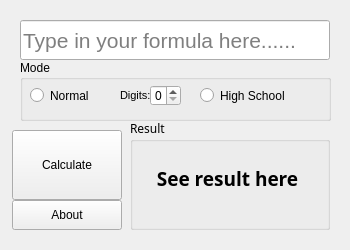
Old version of the form SplashMol/app.ui in the repository xinjiajuan/splashmol.
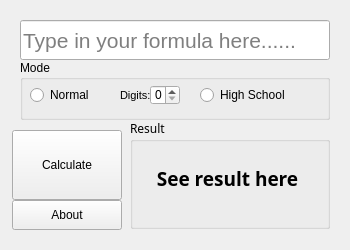
New version of the form. Icons and pictures are not drawn.

```diff
--- a/SplashMol/app.ui
+++ b/SplashMol/app.ui
@@ -105,7 +105,7 @@
      <x>130</x>
      <y>119</y>
      <width>200</width>
-     <height>111</height>
+     <height>110</height>
     </rect>
    </property>
    <property name="font">
@@ -155,8 +155,8 @@
     <rect>
      <x>20</x>
      <y>60</y>
-     <width>311</width>
-     <height>61</height>
+     <width>310</width>
+     <height>60</height>
     </rect>
    </property>
    <property name="title">
@@ -170,8 +170,8 @@
      <rect>
       <x>130</x>
       <y>25</y>
-      <width>31</width>
-      <height>21</height>
+      <width>30</width>
+      <height>20</height>
      </rect>
     </property>
    </widget>
@@ -180,8 +180,8 @@
      <rect>
       <x>10</x>
       <y>20</y>
-      <width>91</width>
-      <height>31</height>
+      <width>90</width>
+      <height>30</height>
      </rect>
     </property>
     <property name="text">
@@ -197,8 +197,8 @@
      <rect>
       <x>180</x>
       <y>20</y>
-      <width>121</width>
-      <height>31</height>
+      <width>120</width>
+      <height>30</height>
      </rect>
     </property>
     <property name="text">
@@ -214,8 +214,8 @@
      <rect>
       <x>100</x>
       <y>20</y>
-      <width>31</width>
-      <height>31</height>
+      <width>30</width>
+      <height>30</height>
      </rect>
     </property>
     <property name="font">
```
